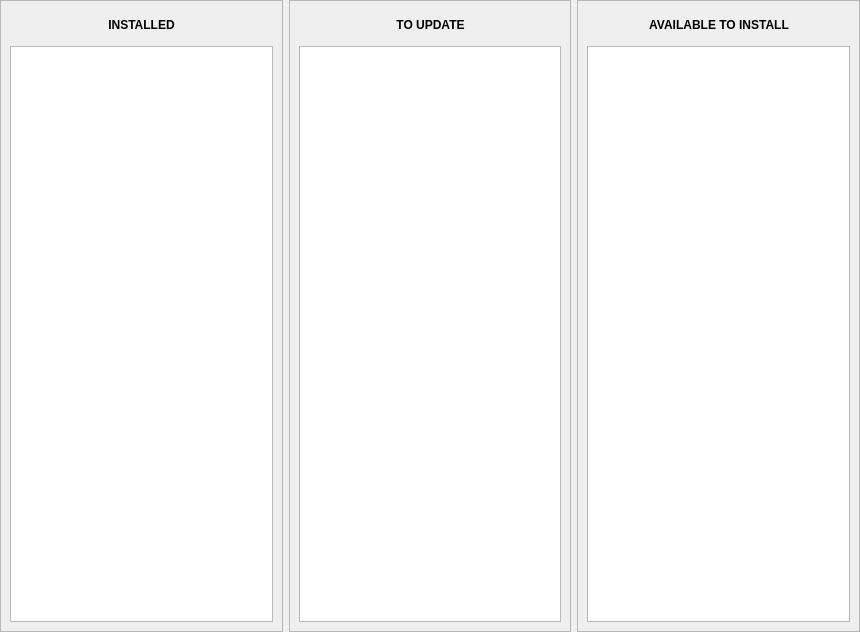
Qt form src/mainwindowview.ui (juliagoda/pak-gui) before a commit.
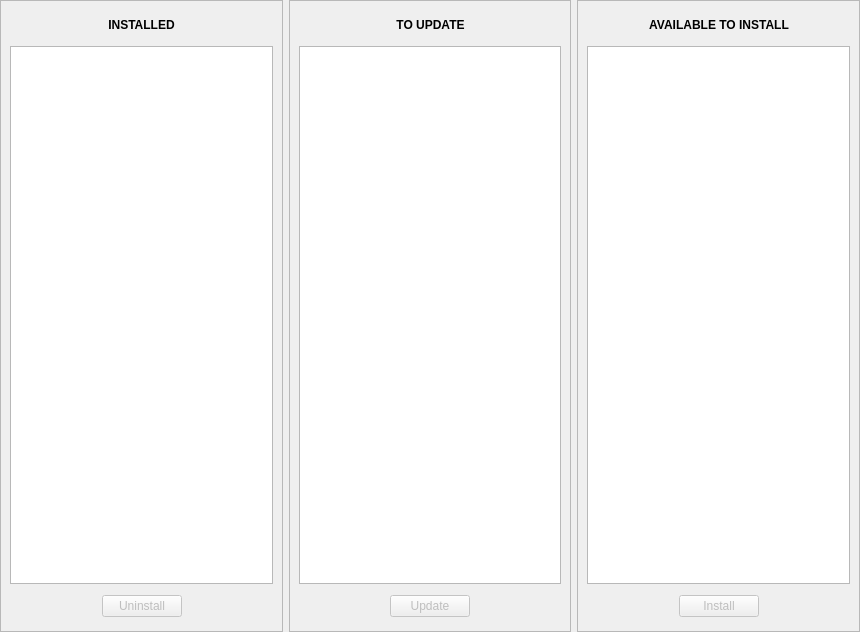
The same form after that commit.

Commit message: create buttons - install, uninstall and update

Diff of the .ui file:
```diff
--- a/src/mainwindowview.ui
+++ b/src/mainwindowview.ui
@@ -109,6 +109,58 @@
          <item>
           <widget class="QListWidget" name="installed_packages_list"/>
          </item>
+         <item>
+          <layout class="QHBoxLayout" name="horizontalLayout_2">
+           <property name="leftMargin">
+            <number>5</number>
+           </property>
+           <property name="topMargin">
+            <number>5</number>
+           </property>
+           <property name="rightMargin">
+            <number>5</number>
+           </property>
+           <property name="bottomMargin">
+            <number>5</number>
+           </property>
+           <item>
+            <spacer name="horizontalSpacer_7">
+             <property name="orientation">
+              <enum>Qt::Horizontal</enum>
+             </property>
+             <property name="sizeHint" stdset="0">
+              <size>
+               <width>40</width>
+               <height>20</height>
+              </size>
+             </property>
+            </spacer>
+           </item>
+           <item>
+            <widget class="QPushButton" name="uninstall_packages_button">
+             <property name="enabled">
+              <bool>false</bool>
+             </property>
+             <property name="text">
+              <string>Uninstall</string>
+             </property>
+            </widget>
+           </item>
+           <item>
+            <spacer name="horizontalSpacer_8">
+             <property name="orientation">
+              <enum>Qt::Horizontal</enum>
+             </property>
+             <property name="sizeHint" stdset="0">
+              <size>
+               <width>40</width>
+               <height>20</height>
+              </size>
+             </property>
+            </spacer>
+           </item>
+          </layout>
+         </item>
         </layout>
        </widget>
       </widget>
@@ -191,6 +243,58 @@
          <item>
           <widget class="QListWidget" name="packages_to_update_list"/>
          </item>
+         <item>
+          <layout class="QHBoxLayout" name="horizontalLayout_3">
+           <property name="leftMargin">
+            <number>5</number>
+           </property>
+           <property name="topMargin">
+            <number>5</number>
+           </property>
+           <property name="rightMargin">
+            <number>5</number>
+           </property>
+           <property name="bottomMargin">
+            <number>5</number>
+           </property>
+           <item>
+            <spacer name="horizontalSpacer_9">
+             <property name="orientation">
+              <enum>Qt::Horizontal</enum>
+             </property>
+             <property name="sizeHint" stdset="0">
+              <size>
+               <width>40</width>
+               <height>20</height>
+              </size>
+             </property>
+            </spacer>
+           </item>
+           <item>
+            <widget class="QPushButton" name="update_packages_button">
+             <property name="enabled">
+              <bool>false</bool>
+             </property>
+             <property name="text">
+              <string>Update</string>
+             </property>
+            </widget>
+           </item>
+           <item>
+            <spacer name="horizontalSpacer_10">
+             <property name="orientation">
+              <enum>Qt::Horizontal</enum>
+             </property>
+             <property name="sizeHint" stdset="0">
+              <size>
+               <width>40</width>
+               <height>20</height>
+              </size>
+             </property>
+            </spacer>
+           </item>
+          </layout>
+         </item>
         </layout>
        </widget>
       </widget>
@@ -273,6 +377,58 @@
          <item>
           <widget class="QListWidget" name="available_packages_list"/>
          </item>
+         <item>
+          <layout class="QHBoxLayout" name="horizontalLayout_4">
+           <property name="leftMargin">
+            <number>5</number>
+           </property>
+           <property name="topMargin">
+            <number>5</number>
+           </property>
+           <property name="rightMargin">
+            <number>5</number>
+           </property>
+           <property name="bottomMargin">
+            <number>5</number>
+           </property>
+           <item>
+            <spacer name="horizontalSpacer_11">
+             <property name="orientation">
+              <enum>Qt::Horizontal</enum>
+             </property>
+             <property name="sizeHint" stdset="0">
+              <size>
+               <width>40</width>
+               <height>20</height>
+              </size>
+             </property>
+            </spacer>
+           </item>
+           <item>
+            <widget class="QPushButton" name="install_packages_button">
+             <property name="enabled">
+              <bool>false</bool>
+             </property>
+             <property name="text">
+              <string>Install</string>
+             </property>
+            </widget>
+           </item>
+           <item>
+            <spacer name="horizontalSpacer_12">
+             <property name="orientation">
+              <enum>Qt::Horizontal</enum>
+             </property>
+             <property name="sizeHint" stdset="0">
+              <size>
+               <width>40</width>
+               <height>20</height>
+              </size>
+             </property>
+            </spacer>
+           </item>
+          </layout>
+         </item>
         </layout>
        </widget>
       </widget>
```
The commit also changes 9 other files.
